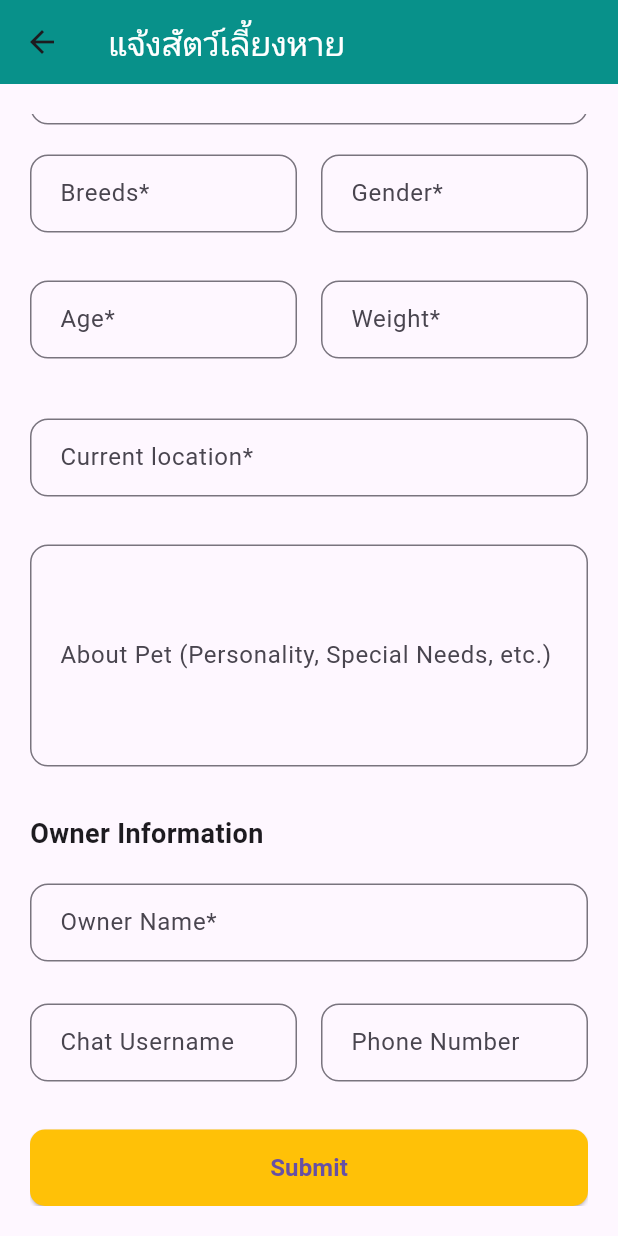
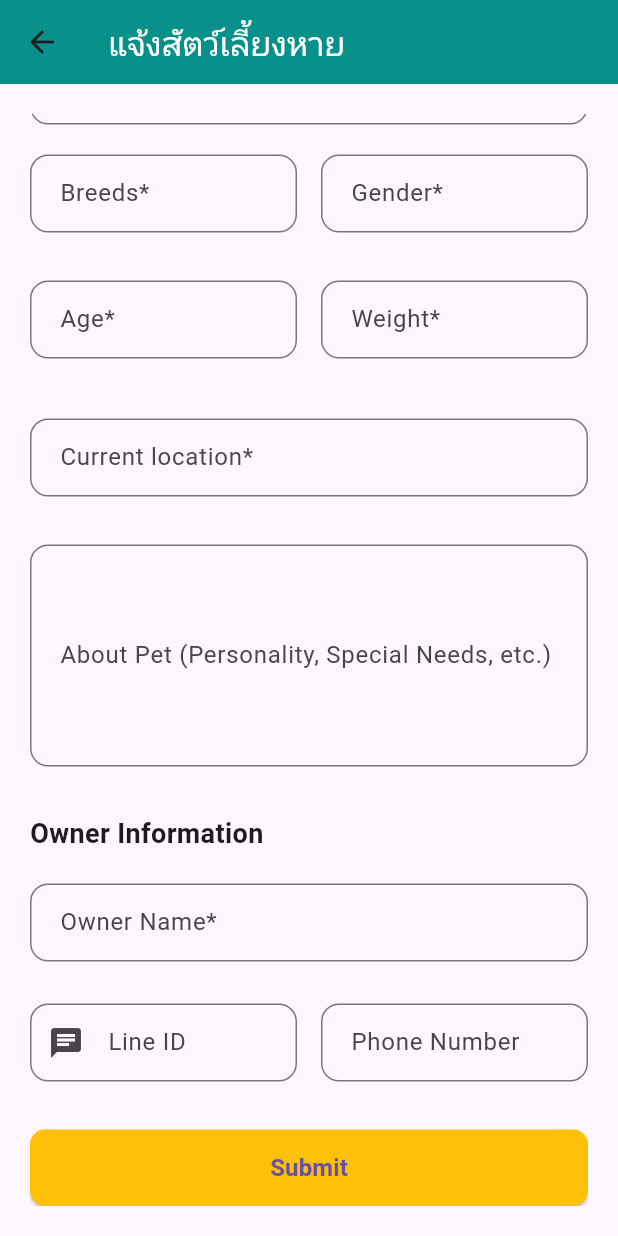
Before and after one commit to pinceme/happy_paw, a Flutter app: the AddMissingPetScreen screen opened directly, scrolled down 292 dp, on a phone screen of 412 x 824 dp. Run offline on Flutter 3.47's test engine with Material 3 defaults, Android fonts, the phone set to English and light mode, and no system bars; our stand-ins replace image_picker, shared_preferences, sqflite; accounts and stored records are empty.

Commit message:
แก้ จากchat เป็น line ID
แก้ใน missing pet

```diff
--- a/lib/page/Addmissingpet.dart
+++ b/lib/page/Addmissingpet.dart
@@ -205,8 +205,9 @@ class _AddMissingPetScreenState extends State<AddMissingPetScreen> {
                   children: [
                     Expanded(
                       child: _buildTextField(
-                        label: 'Chat Username',
+                        label: 'Line ID',
                         controller: _contactChatController,
+                        icon: Icons.chat,
                       ),
                     ),
                     const SizedBox(width: 16),
--- a/lib/page/signup.dart
+++ b/lib/page/signup.dart
@@ -37,7 +37,7 @@ class _SignUpScreenState extends State<SignUpScreen> {
           password: password,
         );
 
-        // ตรวจสอบการ mount ของ widget เพื่อป้องกัน setState หลังจาก dispose
+        // ตรวจสอบการ mount ของ widget เพื่fอป้องกัน setState หลังจาก dispose
         if (!mounted) return;
 
         setState(() {
```
